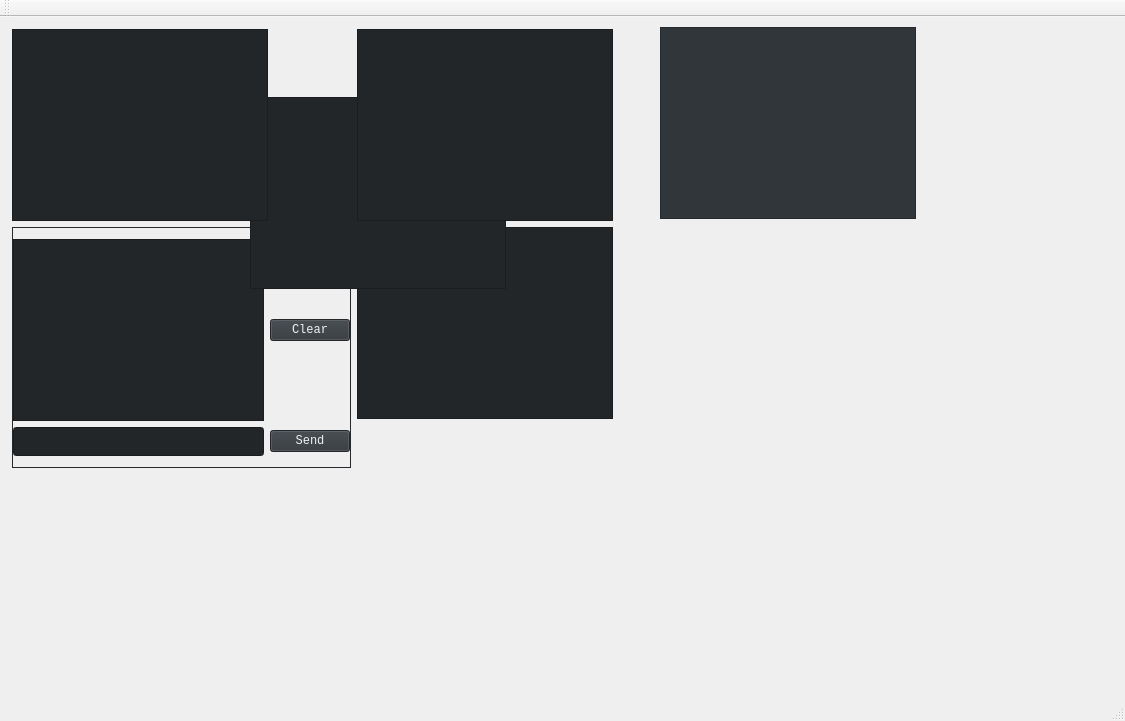
The window that momi/ctpmonitor.ui (jimidovich/momi) describes before a commit, drawn with Qt 5.
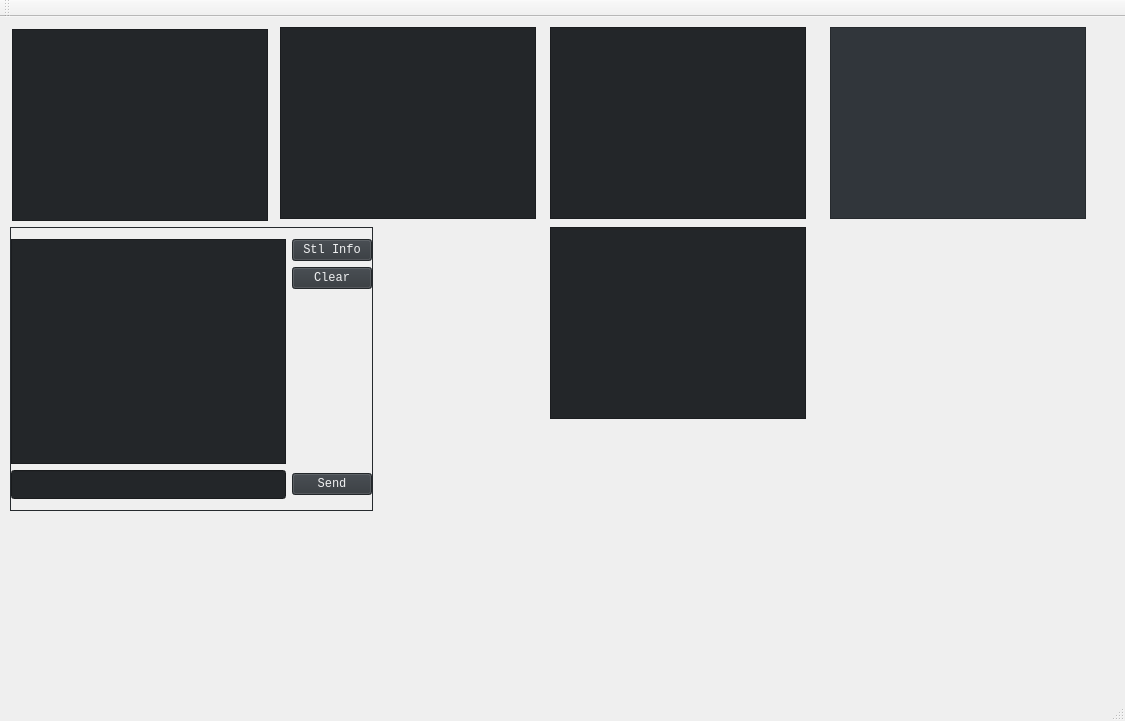
The same window after the commit. Icons and pictures are not drawn.

Commit message: better print trader output. added showstlinfo button, pop settlement info dialog window.

Diff of the .ui file:
```diff
--- a/momi/ctpmonitor.ui
+++ b/momi/ctpmonitor.ui
@@ -1447,10 +1447,10 @@
    <widget class="QFrame" name="frame_Command">
     <property name="geometry">
      <rect>
-      <x>12</x>
+      <x>10</x>
       <y>210</y>
-      <width>339</width>
-      <height>241</height>
+      <width>363</width>
+      <height>284</height>
      </rect>
     </property>
     <property name="baseSize">
@@ -1472,261 +1472,14 @@
      <property name="rightMargin">
       <number>0</number>
      </property>
-     <item row="2" column="0">
-      <widget class="QLineEdit" name="traderCommandLine">
-       <property name="sizePolicy">
-        <sizepolicy hsizetype="Expanding" vsizetype="Preferred">
-         <horstretch>0</horstretch>
-         <verstretch>0</verstretch>
-        </sizepolicy>
-       </property>
-       <property name="palette">
-        <palette>
-         <active>
-          <colorrole role="WindowText">
-           <brush brushstyle="SolidPattern">
-            <color alpha="255">
-             <red>239</red>
-             <green>240</green>
-             <blue>241</blue>
-            </color>
-           </brush>
-          </colorrole>
-          <colorrole role="Button">
-           <brush brushstyle="SolidPattern">
-            <color alpha="255">
-             <red>35</red>
-             <green>38</green>
-             <blue>41</blue>
-            </color>
-           </brush>
-          </colorrole>
-          <colorrole role="Text">
-           <brush brushstyle="SolidPattern">
-            <color alpha="255">
-             <red>239</red>
-             <green>240</green>
-             <blue>241</blue>
-            </color>
-           </brush>
-          </colorrole>
-          <colorrole role="ButtonText">
-           <brush brushstyle="SolidPattern">
-            <color alpha="255">
-             <red>239</red>
-             <green>240</green>
-             <blue>241</blue>
-            </color>
-           </brush>
-          </colorrole>
-          <colorrole role="Base">
-           <brush brushstyle="SolidPattern">
-            <color alpha="255">
-             <red>35</red>
-             <green>38</green>
-             <blue>41</blue>
-            </color>
-           </brush>
-          </colorrole>
-          <colorrole role="Window">
-           <brush brushstyle="SolidPattern">
-            <color alpha="255">
-             <red>35</red>
-             <green>38</green>
-             <blue>41</blue>
-            </color>
-           </brush>
-          </colorrole>
-          <colorrole role="Highlight">
-           <brush brushstyle="SolidPattern">
-            <color alpha="255">
-             <red>61</red>
-             <green>174</green>
-             <blue>233</blue>
-            </color>
-           </brush>
-          </colorrole>
-          <colorrole role="HighlightedText">
-           <brush brushstyle="SolidPattern">
-            <color alpha="255">
-             <red>239</red>
-             <green>240</green>
-             <blue>241</blue>
-            </color>
-           </brush>
-          </colorrole>
-         </active>
-         <inactive>
-          <colorrole role="WindowText">
-           <brush brushstyle="SolidPattern">
-            <color alpha="255">
-             <red>239</red>
-             <green>240</green>
-             <blue>241</blue>
-            </color>
-           </brush>
-          </colorrole>
-          <colorrole role="Button">
-           <brush brushstyle="SolidPattern">
-            <color alpha="255">
-             <red>35</red>
-             <green>38</green>
-             <blue>41</blue>
-            </color>
-           </brush>
-          </colorrole>
-          <colorrole role="Text">
-           <brush brushstyle="SolidPattern">
-            <color alpha="255">
-             <red>239</red>
-             <green>240</green>
-             <blue>241</blue>
-            </color>
-           </brush>
-          </colorrole>
-          <colorrole role="ButtonText">
-           <brush brushstyle="SolidPattern">
-            <color alpha="255">
-             <red>239</red>
-             <green>240</green>
-             <blue>241</blue>
-            </color>
-           </brush>
-          </colorrole>
-          <colorrole role="Base">
-           <brush brushstyle="SolidPattern">
-            <color alpha="255">
-             <red>35</red>
-             <green>38</green>
-             <blue>41</blue>
-            </color>
-           </brush>
-          </colorrole>
-          <colorrole role="Window">
-           <brush brushstyle="SolidPattern">
-            <color alpha="255">
-             <red>35</red>
-             <green>38</green>
-             <blue>41</blue>
-            </color>
-           </brush>
-          </colorrole>
-          <colorrole role="Highlight">
-           <brush brushstyle="SolidPattern">
-            <color alpha="255">
-             <red>61</red>
-             <green>174</green>
-             <blue>233</blue>
-            </color>
-           </brush>
-          </colorrole>
-          <colorrole role="HighlightedText">
-           <brush brushstyle="SolidPattern">
-            <color alpha="255">
-             <red>239</red>
-             <green>240</green>
-             <blue>241</blue>
-            </color>
-           </brush>
-          </colorrole>
-         </inactive>
-         <disabled>
-          <colorrole role="WindowText">
-           <brush brushstyle="SolidPattern">
-            <color alpha="255">
-             <red>69</red>
-             <green>69</green>
-             <blue>69</blue>
-            </color>
-           </brush>
-          </colorrole>
-          <colorrole role="Button">
-           <brush brushstyle="SolidPattern">
-            <color alpha="255">
-             <red>49</red>
-             <green>54</green>
-             <blue>59</blue>
-            </color>
-           </brush>
-          </colorrole>
-          <colorrole role="Text">
-           <brush brushstyle="SolidPattern">
-            <color alpha="255">
-             <red>69</red>
-             <green>69</green>
-             <blue>69</blue>
-            </color>
-           </brush>
-          </colorrole>
-          <colorrole role="ButtonText">
-           <brush brushstyle="SolidPattern">
-            <color alpha="255">
-             <red>69</red>
-             <green>69</green>
-             <blue>69</blue>
-            </color>
-           </brush>
-          </colorrole>
-          <colorrole role="Base">
-           <brush brushstyle="SolidPattern">
-            <color alpha="255">
-             <red>49</red>
-             <green>54</green>
-             <blue>59</blue>
-            </color>
-           </brush>
-          </colorrole>
-          <colorrole role="Window">
-           <brush brushstyle="SolidPattern">
-            <color alpha="255">
-             <red>49</red>
-             <green>54</green>
-             <blue>59</blue>
-            </color>
-           </brush>
-          </colorrole>
-          <colorrole role="Highlight">
-           <brush brushstyle="SolidPattern">
-            <color alpha="255">
-             <red>61</red>
-             <green>174</green>
-             <blue>233</blue>
-            </color>
-           </brush>
-          </colorrole>
-          <colorrole role="HighlightedText">
-           <brush brushstyle="SolidPattern">
-            <color alpha="255">
-             <red>239</red>
-             <green>240</green>
-             <blue>241</blue>
-            </color>
-           </brush>
-          </colorrole>
-         </disabled>
-        </palette>
-       </property>
-       <property name="font">
-        <font>
-         <pointsize>13</pointsize>
-        </font>
-       </property>
-      </widget>
-     </item>
-     <item row="1" column="1">
-      <widget class="QPushButton" name="clearButton">
-       <property name="sizePolicy">
-        <sizepolicy hsizetype="Minimum" vsizetype="Fixed">
-         <horstretch>0</horstretch>
-         <verstretch>0</verstretch>
-        </sizepolicy>
-       </property>
+     <item row="8" column="1">
+      <widget class="QPushButton" name="sendButton">
        <property name="text">
-        <string>Clear</string>
+        <string>Send</string>
        </property>
       </widget>
      </item>
-     <item row="1" column="0">
+     <item row="6" column="0">
       <widget class="QPlainTextEdit" name="traderCommandHist">
        <property name="palette">
         <palette>
@@ -1964,19 +1717,290 @@
        </property>
       </widget>
      </item>
-     <item row="2" column="1">
-      <widget class="QPushButton" name="sendButton">
-       <property name="text">
-        <string>Send</string>
+     <item row="8" column="0">
+      <widget class="QLineEdit" name="traderCommandLine">
+       <property name="sizePolicy">
+        <sizepolicy hsizetype="Expanding" vsizetype="Preferred">
+         <horstretch>0</horstretch>
+         <verstretch>0</verstretch>
+        </sizepolicy>
+       </property>
+       <property name="palette">
+        <palette>
+         <active>
+          <colorrole role="WindowText">
+           <brush brushstyle="SolidPattern">
+            <color alpha="255">
+             <red>239</red>
+             <green>240</green>
+             <blue>241</blue>
+            </color>
+           </brush>
+          </colorrole>
+          <colorrole role="Button">
+           <brush brushstyle="SolidPattern">
+            <color alpha="255">
+             <red>35</red>
+             <green>38</green>
+             <blue>41</blue>
+            </color>
+           </brush>
+          </colorrole>
+          <colorrole role="Text">
+           <brush brushstyle="SolidPattern">
+            <color alpha="255">
+             <red>239</red>
+             <green>240</green>
+             <blue>241</blue>
+            </color>
+           </brush>
+          </colorrole>
+          <colorrole role="ButtonText">
+           <brush brushstyle="SolidPattern">
+            <color alpha="255">
+             <red>239</red>
+             <green>240</green>
+             <blue>241</blue>
+            </color>
+           </brush>
+          </colorrole>
+          <colorrole role="Base">
+           <brush brushstyle="SolidPattern">
+            <color alpha="255">
+             <red>35</red>
+             <green>38</green>
+             <blue>41</blue>
+            </color>
+           </brush>
+          </colorrole>
+          <colorrole role="Window">
+           <brush brushstyle="SolidPattern">
+            <color alpha="255">
+             <red>35</red>
+             <green>38</green>
+             <blue>41</blue>
+            </color>
+           </brush>
+          </colorrole>
+          <colorrole role="Highlight">
+           <brush brushstyle="SolidPattern">
+            <color alpha="255">
+             <red>61</red>
+             <green>174</green>
+             <blue>233</blue>
+            </color>
+           </brush>
+          </colorrole>
+          <colorrole role="HighlightedText">
+           <brush brushstyle="SolidPattern">
+            <color alpha="255">
+             <red>239</red>
+             <green>240</green>
+             <blue>241</blue>
+            </color>
+           </brush>
+          </colorrole>
+         </active>
+         <inactive>
+          <colorrole role="WindowText">
+           <brush brushstyle="SolidPattern">
+            <color alpha="255">
+             <red>239</red>
+             <green>240</green>
+             <blue>241</blue>
+            </color>
+           </brush>
+          </colorrole>
+          <colorrole role="Button">
+           <brush brushstyle="SolidPattern">
+            <color alpha="255">
+             <red>35</red>
+             <green>38</green>
+             <blue>41</blue>
+            </color>
+           </brush>
+          </colorrole>
+          <colorrole role="Text">
+           <brush brushstyle="SolidPattern">
+            <color alpha="255">
+             <red>239</red>
+             <green>240</green>
+             <blue>241</blue>
+            </color>
+           </brush>
+          </colorrole>
+          <colorrole role="ButtonText">
+           <brush brushstyle="SolidPattern">
+            <color alpha="255">
+             <red>239</red>
+             <green>240</green>
+             <blue>241</blue>
+            </color>
+           </brush>
+          </colorrole>
+          <colorrole role="Base">
+           <brush brushstyle="SolidPattern">
+            <color alpha="255">
+             <red>35</red>
+             <green>38</green>
+             <blue>41</blue>
+            </color>
+           </brush>
+          </colorrole>
+          <colorrole role="Window">
+           <brush brushstyle="SolidPattern">
+            <color alpha="255">
+             <red>35</red>
+             <green>38</green>
+             <blue>41</blue>
+            </color>
+           </brush>
+          </colorrole>
+          <colorrole role="Highlight">
+           <brush brushstyle="SolidPattern">
+            <color alpha="255">
+             <red>61</red>
+             <green>174</green>
+             <blue>233</blue>
+            </color>
+           </brush>
+          </colorrole>
+          <colorrole role="HighlightedText">
+           <brush brushstyle="SolidPattern">
+            <color alpha="255">
+             <red>239</red>
+             <green>240</green>
+             <blue>241</blue>
+            </color>
+           </brush>
+          </colorrole>
+         </inactive>
+         <disabled>
+          <colorrole role="WindowText">
+           <brush brushstyle="SolidPattern">
+            <color alpha="255">
+             <red>69</red>
+             <green>69</green>
+             <blue>69</blue>
+            </color>
+           </brush>
+          </colorrole>
+          <colorrole role="Button">
+           <brush brushstyle="SolidPattern">
+            <color alpha="255">
+             <red>49</red>
+             <green>54</green>
+             <blue>59</blue>
+            </color>
+           </brush>
+          </colorrole>
+          <colorrole role="Text">
+           <brush brushstyle="SolidPattern">
+            <color alpha="255">
+             <red>69</red>
+             <green>69</green>
+             <blue>69</blue>
+            </color>
+           </brush>
+          </colorrole>
+          <colorrole role="ButtonText">
+           <brush brushstyle="SolidPattern">
+            <color alpha="255">
+             <red>69</red>
+             <green>69</green>
+             <blue>69</blue>
+            </color>
+           </brush>
+          </colorrole>
+          <colorrole role="Base">
+           <brush brushstyle="SolidPattern">
+            <color alpha="255">
+             <red>49</red>
+             <green>54</green>
+             <blue>59</blue>
+            </color>
+           </brush>
+          </colorrole>
+          <colorrole role="Window">
+           <brush brushstyle="SolidPattern">
+            <color alpha="255">
+             <red>49</red>
+             <green>54</green>
+             <blue>59</blue>
+            </color>
+           </brush>
+          </colorrole>
+          <colorrole role="Highlight">
+           <brush brushstyle="SolidPattern">
+            <color alpha="255">
+             <red>61</red>
+             <green>174</green>
+             <blue>233</blue>
+            </color>
+           </brush>
+          </colorrole>
+          <colorrole role="HighlightedText">
+           <brush brushstyle="SolidPattern">
+            <color alpha="255">
+             <red>239</red>
+             <green>240</green>
+             <blue>241</blue>
+            </color>
+           </brush>
+          </colorrole>
+         </disabled>
+        </palette>
+       </property>
+       <property name="font">
+        <font>
+         <pointsize>13</pointsize>
+        </font>
        </property>
       </widget>
      </item>
+     <item row="6" column="1">
+      <layout class="QVBoxLayout" name="cmdBtnLayout">
+       <item alignment="Qt::AlignTop">
+        <widget class="QPushButton" name="stlinfoButton">
+         <property name="text">
+          <string>Stl Info</string>
+         </property>
+        </widget>
+       </item>
+       <item alignment="Qt::AlignTop">
+        <widget class="QPushButton" name="clearButton">
+         <property name="sizePolicy">
+          <sizepolicy hsizetype="Minimum" vsizetype="Fixed">
+           <horstretch>0</horstretch>
+           <verstretch>0</verstretch>
+          </sizepolicy>
+         </property>
+         <property name="text">
+          <string>Clear</string>
+         </property>
+        </widget>
+       </item>
+       <item>
+        <spacer name="verticalSpacer">
+         <property name="orientation">
+          <enum>Qt::Vertical</enum>
+         </property>
+         <property name="sizeHint" stdset="0">
+          <size>
+           <width>20</width>
+           <height>40</height>
+          </size>
+         </property>
+        </spacer>
+       </item>
+      </layout>
+     </item>
     </layout>
    </widget>
    <widget class="QPlainTextEdit" name="mdOutput">
     <property name="geometry">
      <rect>
-      <x>357</x>
+      <x>550</x>
       <y>210</y>
       <width>256</width>
       <height>192</height>
@@ -2210,6 +2234,7 @@
     </property>
     <property name="font">
      <font>
+      <family>Noto Mono</family>
       <pointsize>10</pointsize>
      </font>
     </property>
@@ -2220,8 +2245,8 @@
    <widget class="QPlainTextEdit" name="accOutput">
     <property name="geometry">
      <rect>
-      <x>250</x>
-      <y>80</y>
+      <x>280</x>
+      <y>10</y>
       <width>256</width>
       <height>192</height>
      </rect>
@@ -2464,8 +2489,8 @@
    <widget class="QTextEdit" name="traderOutput">
     <property name="geometry">
      <rect>
-      <x>357</x>
-      <y>12</y>
+      <x>550</x>
+      <y>10</y>
       <width>256</width>
       <height>192</height>
      </rect>
@@ -2698,7 +2723,7 @@
     </property>
     <property name="font">
      <font>
-      <family>新宋体</family>
+      <family>WenQuanYi Micro Hei Mono</family>
       <pointsize>10</pointsize>
      </font>
     </property>
@@ -2950,7 +2975,7 @@
    <widget class="QTableView" name="posTableView">
     <property name="geometry">
      <rect>
-      <x>660</x>
+      <x>830</x>
       <y>10</y>
       <width>256</width>
       <height>192</height>
```
Left out of the diff: 7 changed lines with no effect on the pictures. The commit also changes 4 other files.
